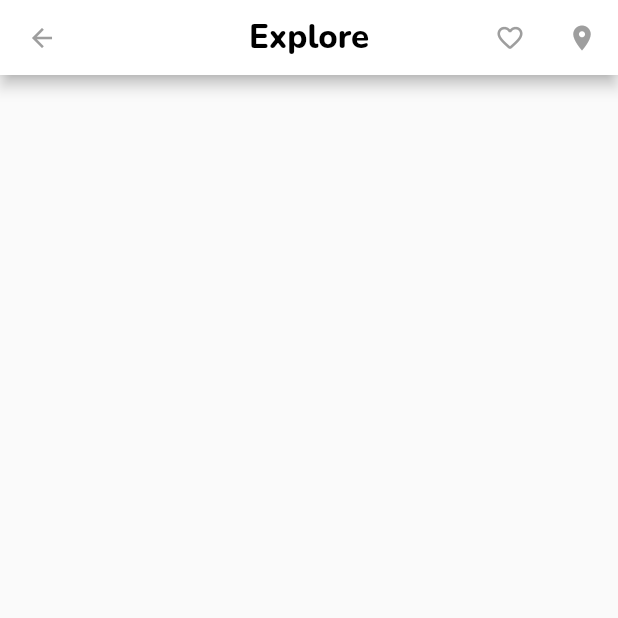
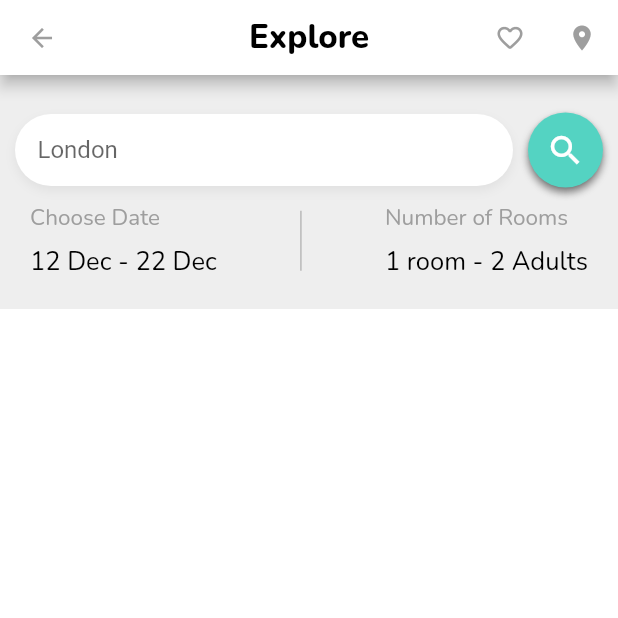
Before and after one commit to baptistemcn/hotels, a Flutter app: the screen it shows after launch, on a phone screen of 412 x 824 dp, the top half of it. Run offline on Flutter 3.47's test engine with Material 2 defaults, Android fonts, the phone set to English and light mode, and no system bars; our stand-ins replace google_fonts.

Commit message:
feat: SearchSection

```diff
--- a/lib/main.dart
+++ b/lib/main.dart
@@ -4,16 +4,19 @@ import 'package:google_fonts/google_fonts.dart';
 const global_green = Color(0xFF54D3C2);
 
 void main() {
-  runApp(MyApp());
+  runApp(
+    MyApp(),
+  );
 }
 
 class MyApp extends StatelessWidget {
   @override
   Widget build(BuildContext context) {
     return MaterialApp(
-        debugShowCheckedModeBanner: false,
-        title: 'Hotels Booking',
-        home: HomePage());
+      debugShowCheckedModeBanner: false,
+      title: 'Hotels Booking',
+      home: HomePage(),
+    );
   }
 }
 
@@ -22,7 +25,14 @@ class HomePage extends StatelessWidget {
   Widget build(BuildContext context) {
     return Scaffold(
       appBar: CustomAppBar(),
-      body: Container(),
+      body: SingleChildScrollView(
+        child: Column(
+          children: [
+            SearchSection(),
+            HotelSection(),
+          ],
+        ),
+      ),
     );
   }
 }
@@ -43,7 +53,10 @@ class CustomAppBar extends StatelessWidget implements PreferredSizeWidget {
       title: Text(
         'Explore',
         style: GoogleFonts.nunito(
-            color: Colors.black, fontSize: 22, fontWeight: FontWeight.w800),
+          color: Colors.black,
+          fontSize: 22,
+          fontWeight: FontWeight.w800,
+        ),
       ),
       actions: [
         IconButton(
@@ -68,3 +81,136 @@ class CustomAppBar extends StatelessWidget implements PreferredSizeWidget {
     );
   }
 }
+
+class SearchSection extends StatelessWidget {
+  @override
+  Widget build(BuildContext context) {
+    return Container(
+      color: Colors.grey[200],
+      padding: EdgeInsets.fromLTRB(10, 25, 10, 10),
+      child: Column(
+        children: [
+          Row(
+            children: [
+              Expanded(
+                child: Container(
+                  padding: EdgeInsets.only(left: 5),
+                  decoration: BoxDecoration(
+                    color: Colors.white,
+                    borderRadius: BorderRadius.circular(30),
+                    boxShadow: [
+                      BoxShadow(
+                        color: Colors.grey.shade300,
+                        blurRadius: 5,
+                        offset: Offset(0, 3),
+                      ),
+                    ],
+                  ),
+                  child: TextField(
+                    decoration: InputDecoration(
+                      hintText: 'London',
+                      contentPadding: EdgeInsets.all(10),
+                      border: InputBorder.none,
+                    ),
+                  ),
+                ),
+              ),
+              SizedBox(
+                width: 10,
+              ),
+              Container(
+                height: 50,
+                width: 50,
+                decoration: BoxDecoration(
+                  boxShadow: [
+                    BoxShadow(
+                      color: Colors.grey,
+                      blurRadius: 4,
+                      offset: Offset(0, 3),
+                    ),
+                  ],
+                  borderRadius: BorderRadius.all(
+                    Radius.circular(25),
+                  ),
+                ),
+                child: ElevatedButton(
+                  child: Icon(
+                    Icons.search,
+                    size: 26,
+                  ),
+                  onPressed: () {},
+                  style: ElevatedButton.styleFrom(
+                    shape: CircleBorder(),
+                    padding: EdgeInsets.all(10),
+                    primary: global_green,
+                  ),
+                ),
+              )
+            ],
+          ),
+          Row(
+            mainAxisAlignment: MainAxisAlignment.spaceBetween,
+            children: [
+              Container(
+                margin: EdgeInsets.all(10),
+                child: Column(
+                  crossAxisAlignment: CrossAxisAlignment.start,
+                  children: [
+                    Text('Choose Date',
+                        style: GoogleFonts.nunito(
+                          color: Colors.grey,
+                          fontSize: 15,
+                        )),
+                    SizedBox(
+                      height: 8,
+                    ),
+                    Text('12 Dec - 22 Dec',
+                        style: GoogleFonts.nunito(
+                          color: Colors.black,
+                          fontSize: 17,
+                        )),
+                  ],
+                ),
+              ),
+              Container(
+                height: 40,
+                child: VerticalDivider(color: Colors.grey),
+              ),
+              Container(
+                margin: EdgeInsets.all(10),
+                child: Column(
+                  crossAxisAlignment: CrossAxisAlignment.start,
+                  children: [
+                    Text('Number of Rooms',
+                        style: GoogleFonts.nunito(
+                          color: Colors.grey,
+                          fontSize: 15,
+                        )),
+                    SizedBox(
+                      height: 8,
+                    ),
+                    Text('1 room - 2 Adults',
+                        style: GoogleFonts.nunito(
+                          color: Colors.black,
+                          fontSize: 17,
+                        )),
+                  ],
+                ),
+              ),
+            ],
+          )
+        ],
+      ),
+    );
+  }
+}
+
+class HotelSection extends StatelessWidget {
+  @override
+  Widget build(BuildContext context) {
+    return Container(
+      height: 2000,
+      color: Colors.white,
+    );
+  }
+}
```
